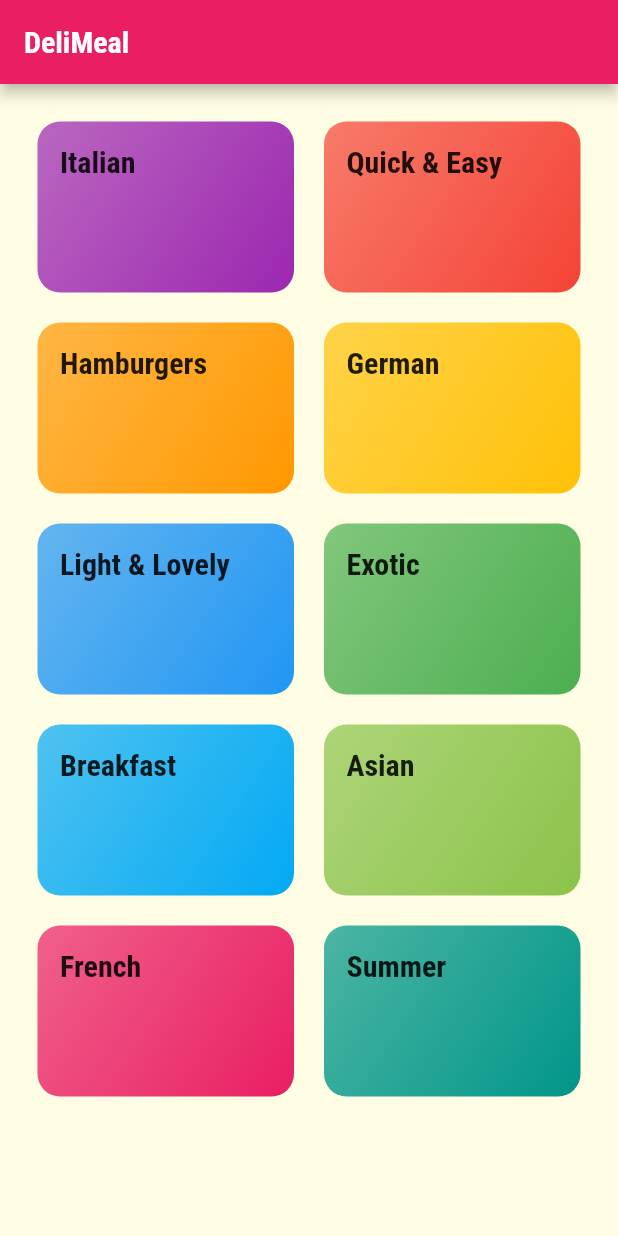
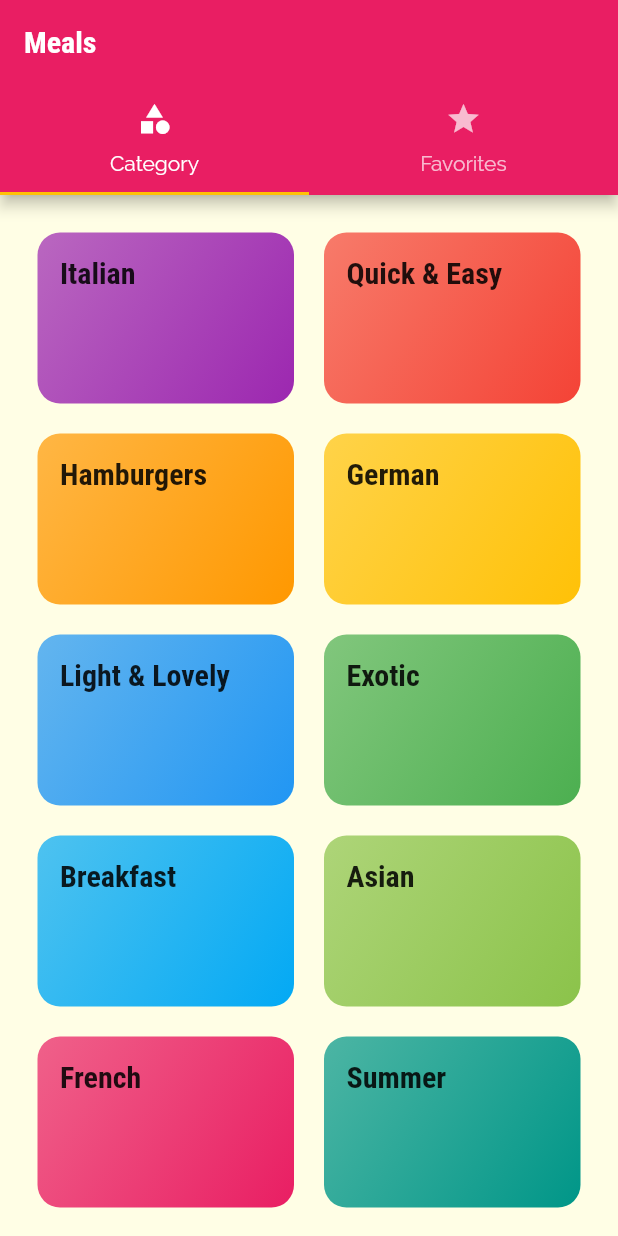
Before and after one commit to MEbadifar/flutter_meal_app, a Flutter app: the screen it shows after launch, on a phone screen of 412 x 824 dp. Run offline on Flutter 3.47's test engine with Material 2 defaults, Android fonts, the phone set to English and light mode, and no system bars.

Commit message:
adding two Tab in category screen and Detail of Meal

```diff
--- a/lib/main.dart
+++ b/lib/main.dart
@@ -1,10 +1,9 @@
-import 'dart:ui';
-
 import 'package:flutter/material.dart';
-import 'screens/meal_detail_screen.dart';
 
 import 'screens/categories_screen.dart';
 import 'screens/category_meals_screen.dart';
+import 'screens/meal_detail_screen.dart';
+import 'screens/tabs_screen.dart';
 
 void main() {
   runApp(const MyApp());
@@ -20,8 +19,11 @@ class MyApp extends StatelessWidget {
       debugShowCheckedModeBanner: false,
       title: 'Flutter Demo',
       theme: ThemeData(
-          colorScheme: ColorScheme.fromSwatch(primarySwatch: Colors.pink)
-              .copyWith(secondary: Colors.amber),
+        colorScheme: ColorScheme.fromSwatch(
+          primarySwatch: Colors.pink,
+        ).copyWith(
+          secondary: Colors.amber,
+        ),
         canvasColor: const Color.fromRGBO(255, 254, 229, 1),
         fontFamily: 'Raleway',
         textTheme: ThemeData.light().textTheme.copyWith(
@@ -35,13 +37,27 @@ class MyApp extends StatelessWidget {
                   fontSize: 20,
                   fontFamily: 'RobotoCondensed',
                   fontWeight: FontWeight.bold),
-              )),
+            ),
+      ),
       // home: const CategoriesScreen(),
       initialRoute: '/',
       routes: {
-        '/': (ctx) => const CategoriesScreen(),
+        '/': (ctx) => const TabsScreen(),
         CategoryMealsScreen.routName: (ctx) => CategoryMealsScreen(),
         MealDetailScreen.routeName: (ctx) => MealDetailScreen(),
+      },
+      onGenerateRoute: (settings) {
+        print(settings.arguments);
+        // if (settings.name=='/meal-detail') {
+        //   return...;
+
+        // }else if (settings.name=='/something-else'){
+        //   return ...;
+        // }
+        // return MaterialPageRoute(builder: (ctx)=>CategoriesScreen());
+      },
+      onUnknownRoute: (settings) {
+        return MaterialPageRoute(builder: (ctx) => const CategoriesScreen());
       },
     );
   }
--- a/lib/screens/categories_screen.dart
+++ b/lib/screens/categories_screen.dart
@@ -8,11 +8,7 @@ class CategoriesScreen extends StatelessWidget {
 
   @override
   Widget build(BuildContext context) {
-    return Scaffold(
-      appBar: AppBar(
-        title: const Text('DeliMeal'),
-      ),
-      body: GridView(
+    return GridView(
       padding: const EdgeInsets.all(25),
       gridDelegate: const SliverGridDelegateWithMaxCrossAxisExtent(
         maxCrossAxisExtent: 200,
@@ -29,7 +25,6 @@ class CategoriesScreen extends StatelessWidget {
             ),
           )
           .toList(),
-      ),
     );
   }
 }
--- a/lib/screens/category_meals_screen.dart
+++ b/lib/screens/category_meals_screen.dart
@@ -19,7 +19,6 @@ class CategoryMealsScreen extends StatelessWidget {
   Widget build(BuildContext context) {
     final routeArgs =
         ModalRoute.of(context)!.settings.arguments as Map<String, String>;
-    print(routeArgs);
     final categoryTitle = routeArgs['title'];
     final categoryId = routeArgs['id'];
     final categoryMeals = DUMMY_MEALS.where((meal) {
@@ -32,7 +31,7 @@ class CategoryMealsScreen extends StatelessWidget {
       body: ListView.builder(
         itemBuilder: (context, index) {
           return MealItem(
-            id: categoryMeals[index].id,
+              id: categoryMeals[index].id,
               title: categoryMeals[index].title,
               imageUrl: categoryMeals[index].imageUrl,
               duration: categoryMeals[index].duration,
--- /dev/null
+++ b/lib/screens/tabs_screen.dart
@@ -0,0 +1,46 @@
+import 'package:flutter/material.dart';
+import 'package:flutter_meal_app/screens/favorites_screen.dart';
+
+import 'categories_screen.dart';
+import 'categories_screen.dart';
+
+class TabsScreen extends StatefulWidget {
+  const TabsScreen({Key? key}) : super(key: key);
+
+  @override
+  State<TabsScreen> createState() => _TabsScreenState();
+}
+
+class _TabsScreenState extends State<TabsScreen> {
+  @override
+  Widget build(BuildContext context) {
+    return DefaultTabController(
+      length: 2,
+      // initialIndex: 1,
+      child: Scaffold(
+        appBar: AppBar(
+          title: const Text('Meals'),
+          bottom: const TabBar(
+
+            tabs: [
+              Tab(
+                icon: Icon(
+                  Icons.category,
+                ),
+                text: 'Category',
+              ),
+              Tab(
+                icon: Icon(Icons.star),
+                text: 'Favorites',
+              ),
+            ],
+          ),
+        ),
+        body: const TabBarView(children: [
+          CategoriesScreen(),
+          FavoritesScreen(),
+        ]),
+      ),
+    );
+  }
+}
```
Also changed, not shown: lib/screens/favorites_screen.dart (added, +14 -0 lines), lib/screens/meal_detail_screen.dart (+74 -8 lines), 1 other file. Lines whose indentation alone changed are shown as unchanged.
